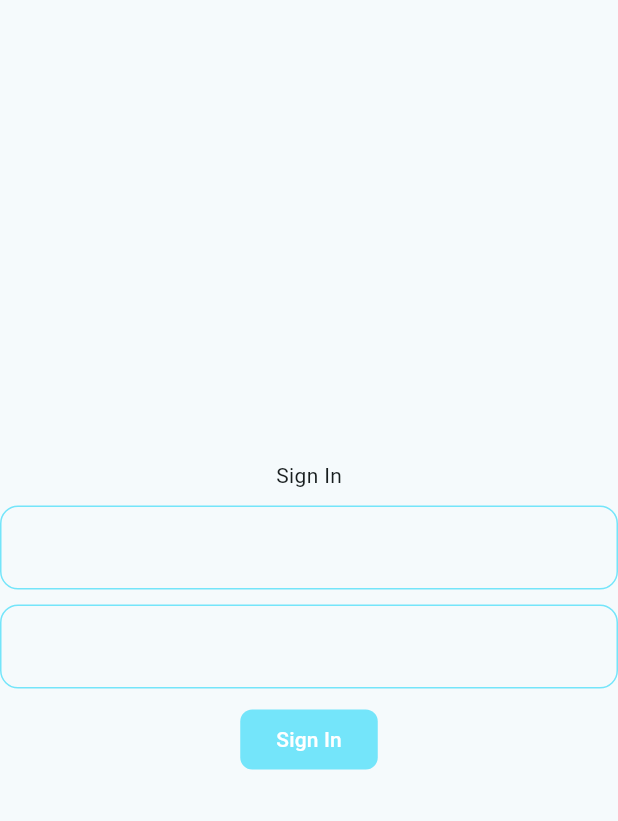
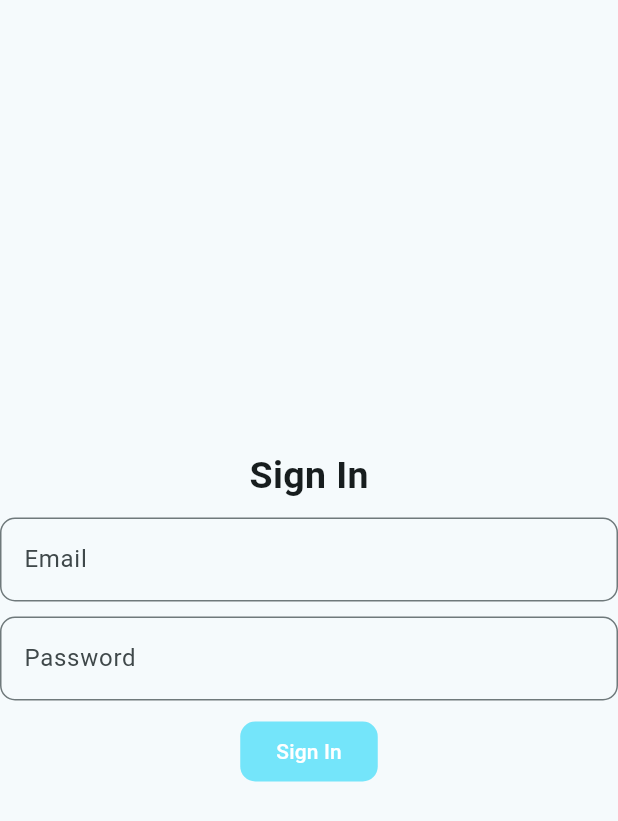
Before and after one commit to agelastrxn/expense_tracker, a Flutter app: the screen it shows after launch, on a phone screen of 412 x 824 dp. Shown: the top 821 px of the screen. Run offline on Flutter 3.47's test engine with Material 3 defaults, Android fonts, the phone set to English and light mode, and no system bars; our stand-ins replace firebase_auth, firebase_core; accounts and stored records are empty.

Commit message:
sign in okay

```diff
--- /dev/null
+++ b/lib/app/constants/text_styles.dart
@@ -0,0 +1,5 @@
+import 'package:flutter/material.dart';
+
+class AppTextStyles {
+  static const TextStyle title = TextStyle(fontSize: 25, fontWeight: FontWeight.bold);
+}
--- a/lib/app/constants/texts.dart
+++ b/lib/app/constants/texts.dart
@@ -4,4 +4,6 @@ class AppTexts {
   static const String signIn = 'Sign In';
   static const String signUp = 'Sign Up';
   static const String alreadyHaveAnAccount = 'Already have an account?';
+  static const String email = 'Email';
+  static const String password = 'Password';
 }
--- a/lib/app/constants/theme.dart
+++ b/lib/app/constants/theme.dart
@@ -6,7 +6,7 @@ class AppTheme {
     backgroundColor: WidgetStateProperty.all(AppColors.primary),
     foregroundColor: WidgetStateProperty.all(Colors.white),
     shape: WidgetStateProperty.all(
-      RoundedRectangleBorder(borderRadius: BorderRadius.circular(8)),
+      RoundedRectangleBorder(borderRadius: BorderRadius.circular(10)),
     ),
   );
 
@@ -22,19 +22,12 @@ class AppTheme {
       ),
       inputDecorationTheme: InputDecorationTheme(
         border: OutlineInputBorder(
-          borderRadius: BorderRadius.circular(12),
-          borderSide: BorderSide(color: AppColors.primary),
-        ),
-        enabledBorder: OutlineInputBorder(
-          borderRadius: BorderRadius.circular(12),
+          borderRadius: BorderRadius.circular(10),
           borderSide: BorderSide(color: AppColors.primary),
         ),
         focusedBorder: OutlineInputBorder(
-          borderRadius: BorderRadius.circular(12),
+          borderRadius: BorderRadius.circular(10),
           borderSide: BorderSide(color: AppColors.primary, width: 2),
-        ),
-        labelStyle: TextStyle(
-          color: Colors.black,
         ),
       ),
     );
--- /dev/null
+++ b/lib/features/sing_in/data/datasource/remote_datasource/sign_in_remote_datasource.dart
@@ -0,0 +1,18 @@
+import 'package:firebase_auth/firebase_auth.dart';
+
+final _auth = FirebaseAuth.instance;
+
+abstract class ISignInRemoteDataSource {
+  Future<void> signInWithEmailAndPassword({required String email, required String password});
+}
+
+class SignInRemoteDatasourceImpl implements ISignInRemoteDataSource {
+  @override
+  Future<void> signInWithEmailAndPassword({required String email, required String password}) async {
+    try {
+      await _auth.signInWithEmailAndPassword(email: email, password: password);
+    } catch (e) {
+      print(e);
+    }
+  }
+}
--- /dev/null
+++ b/lib/features/sing_in/data/models/user_model.dart
@@ -0,0 +1,19 @@
+import 'package:expense_tracker/features/sing_in/domain/entities/user_entity.dart';
+
+class UserModel extends UserEntity {
+  UserModel({
+    required super.id,
+    required super.email,
+    required super.password,
+    required super.name,
+  });
+
+  factory UserModel.fromJson(Map<String, dynamic> json) {
+    return UserModel(
+      id: json['id'],
+      email: json['email'],
+      password: json['password'],
+      name: json['name'],
+    );
+  }
+}
--- /dev/null
+++ b/lib/features/sing_in/data/repositories/sign_in_repo_impl.dart
@@ -0,0 +1,13 @@
+import 'package:expense_tracker/features/sing_in/data/datasource/remote_datasource/sign_in_remote_datasource.dart';
+import 'package:expense_tracker/features/sing_in/domain/repositories/i_sign_in_repo.dart';
+
+class SignInRepoImpl implements ISignInRepo {
+  final SignInRemoteDatasourceImpl datasource;
+
+  SignInRepoImpl({required this.datasource});
+
+  @override
+  Future signInWithEmailAndPassword({required String email, required String password}) async {
+    return await datasource.signInWithEmailAndPassword(email: email, password: password);
+  }
+}
--- /dev/null
+++ b/lib/features/sing_in/domain/entities/user_entity.dart
@@ -0,0 +1,15 @@
+class UserEntity {
+  final String id;
+  final String email;
+  final String password;
+  final String name;
+  // final String photoUrl;
+
+  UserEntity({
+    required this.id,
+    required this.email,
+    required this.password,
+    required this.name,
+    // required this.photoUrl,
+  });
+}
--- /dev/null
+++ b/lib/features/sing_in/domain/repositories/i_sign_in_repo.dart
@@ -0,0 +1,3 @@
+abstract class ISignInRepo {
+  Future signInWithEmailAndPassword({required String email, required String password});
+}
--- /dev/null
+++ b/lib/features/sing_in/domain/usecases/sign_in_email_usecase.dart
@@ -0,0 +1,11 @@
+import 'package:expense_tracker/features/sing_in/domain/repositories/i_sign_in_repo.dart';
+
+class SignInWithEmailAndPasswordUseCase {
+  final ISignInRepo signInRepo;
+
+  SignInWithEmailAndPasswordUseCase({required this.signInRepo});
+
+  Future<void> singInWithEmailAndPasswordUsecase({required String email, required String password}) async {
+    return await signInRepo.signInWithEmailAndPassword(email: email, password: password);
+  }
+}
--- /dev/null
+++ b/lib/features/sing_in/presentation/provider/sing_in_provider.dart
@@ -0,0 +1,18 @@
+import 'package:expense_tracker/features/sing_in/data/datasource/remote_datasource/sign_in_remote_datasource.dart';
+import 'package:expense_tracker/features/sing_in/data/repositories/sign_in_repo_impl.dart';
+import 'package:expense_tracker/features/sing_in/domain/repositories/i_sign_in_repo.dart';
+import 'package:expense_tracker/features/sing_in/domain/usecases/sign_in_email_usecase.dart';
+import 'package:flutter/material.dart';
+
+class SingInProvider extends ChangeNotifier {
+  ISignInRepo signInRepo = SignInRepoImpl(datasource: SignInRemoteDatasourceImpl());
+  Future<void> signInWithEmailAndPassword({required String email, required String password}) async {
+    try {
+      SignInWithEmailAndPasswordUseCase(signInRepo: signInRepo).singInWithEmailAndPasswordUsecase(email: email, password: password);
+      print('User signed in');
+      notifyListeners();
+    } catch (e) {
+      print(e);
+    }
+  }
+}
--- a/lib/features/sing_in/presentation/screens/sign_in_screen.dart
+++ b/lib/features/sing_in/presentation/screens/sign_in_screen.dart
@@ -1,24 +1,39 @@
+import 'package:expense_tracker/app/constants/text_styles.dart';
 import 'package:expense_tracker/app/constants/texts.dart';
+import 'package:expense_tracker/features/sing_in/presentation/provider/sing_in_provider.dart';
+import 'package:expense_tracker/features/sing_in/presentation/widgets/custom_text_field.dart';
+import 'package:expense_tracker/features/sing_in/presentation/widgets/psw_text_field.dart';
 import 'package:flutter/material.dart';
+import 'package:provider/provider.dart';
 
 class SignInScreen extends StatelessWidget {
   const SignInScreen({super.key});
-
   @override
   Widget build(BuildContext context) {
+    late String email;
+    late String password;
+    final provider = Provider.of<SingInProvider>(context);
     return Scaffold(
       body: Center(
         child: Column(
           mainAxisAlignment: MainAxisAlignment.center,
           children: [
-            Text(AppTexts.signIn),
+            Text(AppTexts.signIn, style: AppTextStyles.title),
             SizedBox(height: 10),
-            TextField(),
+            CustomTextField(
+              text: AppTexts.email,
+              onChanged: (v) => email = v,
+            ),
             SizedBox(height: 10),
-            TextField(),
+            PswTextField(
+              onChanged: (v) => password = v,
+            ),
             SizedBox(height: 10),
             FilledButton(
-              onPressed: () {},
+              onPressed: () {
+                provider.signInWithEmailAndPassword(email: email, password: password);
+
+              },
               child: Text(AppTexts.signIn),
             ),
           ],
--- /dev/null
+++ b/lib/features/sing_in/presentation/widgets/custom_text_field.dart
@@ -0,0 +1,15 @@
+import 'package:flutter/material.dart';
+
+class CustomTextField extends StatelessWidget {
+  final String text;
+  final Function(String) onChanged;
+  const CustomTextField({super.key, required this.text, required this.onChanged});
+
+  @override
+  Widget build(BuildContext context) {
+    return TextField(
+      decoration: InputDecoration(hintText: text),
+      onChanged: onChanged,
+    );
+  }
+}
--- /dev/null
+++ b/lib/features/sing_in/presentation/widgets/psw_text_field.dart
@@ -0,0 +1,20 @@
+import 'package:expense_tracker/app/constants/texts.dart';
+import 'package:flutter/material.dart';
+
+class PswTextField extends StatelessWidget {
+  final Function(String) onChanged;
+
+  const PswTextField({super.key, required this.onChanged});
+
+  @override
+  Widget build(BuildContext context) {
+    return TextField(
+      obscureText: true,
+      obscuringCharacter: "†",
+      decoration: InputDecoration(
+        hintText: AppTexts.password,
+      ),
+      onChanged: onChanged,
+    );
+  }
+}
--- a/lib/main.dart
+++ b/lib/main.dart
@@ -1,23 +1,32 @@
 import 'package:expense_tracker/app/constants/texts.dart';
 import 'package:expense_tracker/app/constants/theme.dart';
+import 'package:expense_tracker/features/sing_in/presentation/provider/sing_in_provider.dart';
 import 'package:expense_tracker/features/sing_in/presentation/screens/sign_in_screen.dart';
-import 'package:expense_tracker/features/welcome/screens/welcome_screen.dart';
+import 'package:firebase_core/firebase_core.dart';
 import 'package:flutter/material.dart';
+import 'package:provider/provider.dart';
 
-void main() => runApp(ExpenseTracker());
+void main() async {
+   WidgetsFlutterBinding.ensureInitialized();
+   await Firebase.initializeApp();
+   runApp(ExpenseTracker());
+}
 
 class ExpenseTracker extends StatelessWidget {
   const ExpenseTracker({super.key});
 
   @override
   Widget build(BuildContext context) {
-    return MaterialApp(
+    return ChangeNotifierProvider(
+      create: (context) => SingInProvider(),
+      child: MaterialApp(
         title: AppTexts.appName,
         debugShowCheckedModeBanner: false,
         theme: AppTheme.lighTheme,
         darkTheme: AppTheme.darkTheme,
         themeMode: ThemeMode.system,
         home: SignInScreen(),
+      ),
     );
   }
 }
--- a/pubspec.yaml
+++ b/pubspec.yaml
@@ -34,6 +34,9 @@ dependencies:
   # The following adds the Cupertino Icons font to your application.
   # Use with the CupertinoIcons class for iOS style icons.
   cupertino_icons: ^1.0.8
+  firebase_core: ^3.10.0
+  firebase_auth: ^5.4.0
+  provider: ^6.1.2
 
 dev_dependencies:
   flutter_test:
```
Also changed, not shown: pubspec.lock, 4 other files. Lines whose indentation alone changed are shown as unchanged.
